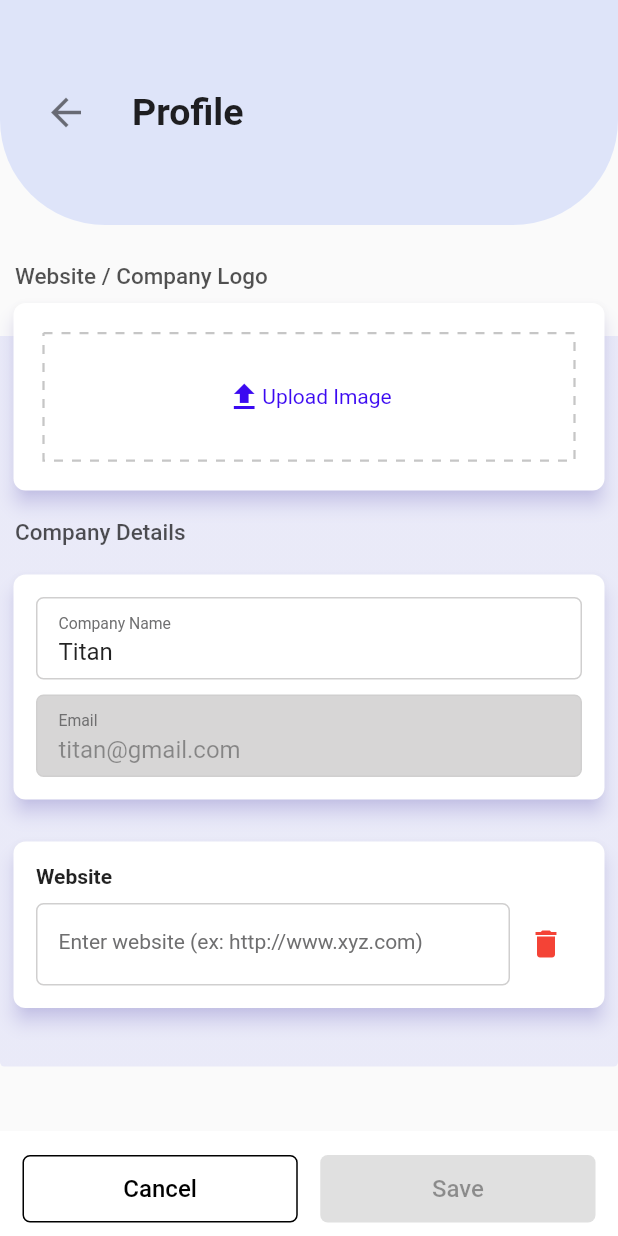
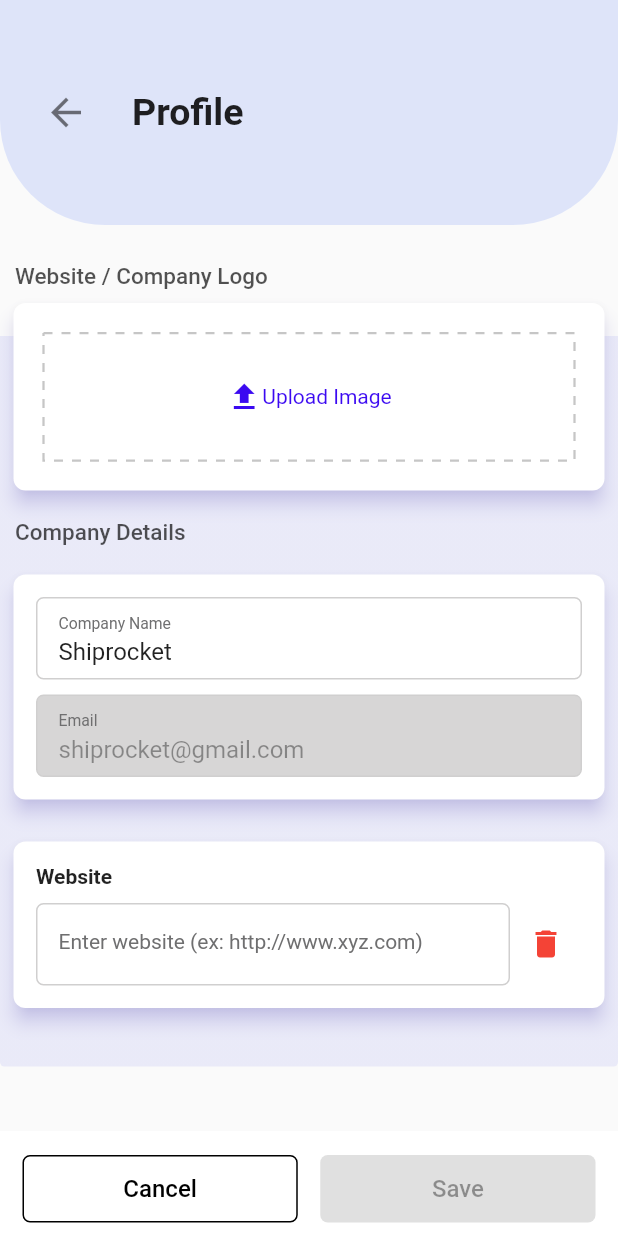
Before and after one commit to hayanbeigh0/Shiprocket, a Flutter app: the ViewProfile screen opened directly, after a tap on "Edit Company Info", on a phone screen of 412 x 824 dp. Run offline on Flutter 3.47's test engine with Material 2 defaults, Android fonts, the light colour scheme and no system bars; drawn by our look-alikes of dotted_border; our stand-ins replace camera, contained_tab_bar_view, dropdown_button2, font_awesome_flutter, geocoding, geolocator and 8 more; missing offline and left inert: mobile_scanner.

Commit message:
Added a feature

```diff
--- a/lib/screens/signin_screen.dart
+++ b/lib/screens/signin_screen.dart
@@ -15,10 +15,10 @@ class SigninScreen extends StatelessWidget {
         children: [
           Container(
             height: 300,
-            decoration: const BoxDecoration(
+            decoration: BoxDecoration(
               image: DecorationImage(
-                image: NetworkImage(
-                  'https://app.shiprocket.in/sr_login/assets/images/bgmobileview.png',
+                image: AssetImage(
+                  'assets/signin-screen-image.png',
                 ),
               ),
             ),
--- a/lib/screens/signup_screen.dart
+++ b/lib/screens/signup_screen.dart
@@ -16,8 +16,8 @@ class SignupScreen extends StatelessWidget {
             height: 300,
             decoration: const BoxDecoration(
               image: DecorationImage(
-                image: NetworkImage(
-                  'https://app.shiprocket.in/sr_login/assets/images/bgmobileview.png',
+                image: AssetImage(
+                  'assets/signin-screen-image.png',
                 ),
               ),
             ),
--- a/lib/screens/view_profile_screen.dart
+++ b/lib/screens/view_profile_screen.dart
@@ -15,8 +15,8 @@ class ViewProfile extends StatefulWidget {
 
 class _ViewProfileState extends State<ViewProfile> {
   Map<String, dynamic> userData = {
-    'companyName': 'Titan',
-    'email': 'titan@gmail.com',
+    'companyName': 'Shiprocket',
+    'email': 'shiprocket@gmail.com',
   };
   late Map<String, dynamic> newUserData;
   late CameraController controller;
```
Also changed, not shown: assets/signin-screen-image.png (added).
